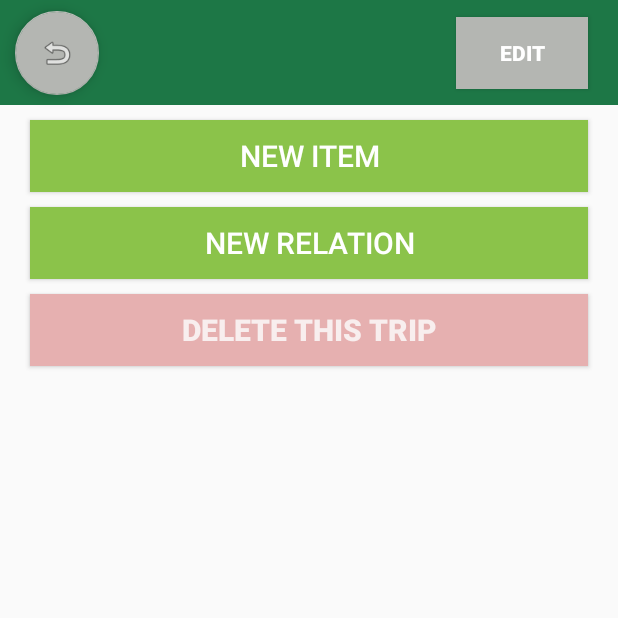
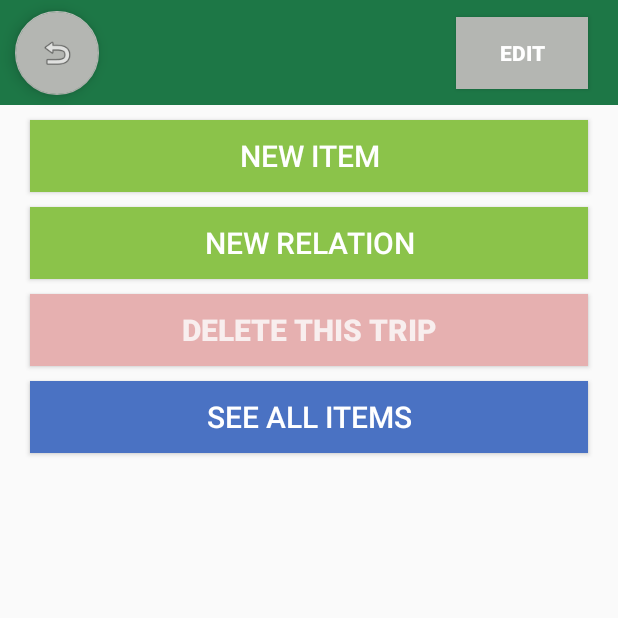
Before and after one commit to JerzyJerzu/PackIt, an Android app: the AcitivityInsideTrip screen opened directly, with no data from a screen before it, on a phone screen of 412 x 824 dp, the top half of it. Run offline under Robolectric (Android 15) with nearby library versions, the phone set to English and light mode, and no system bars; 7 statements that could not run were skipped.

Commit message:
Added separate activity with all items in the trip

```diff
--- a/app/src/main/AndroidManifest.xml
+++ b/app/src/main/AndroidManifest.xml
@@ -26,6 +26,7 @@
         <activity android:name=".AcitivityEditRelation" />
         <activity android:name=".AcitivityInsideTrip" />
         <activity android:name=".AcitivitySeeRelation" />
+        <activity android:name=".AcitivityMainItemsList" />
     </application>
 
 </manifest>
--- a/app/src/main/java/com/example/packit/AcitivityEditItem.java
+++ b/app/src/main/java/com/example/packit/AcitivityEditItem.java
@@ -20,7 +20,6 @@ public class AcitivityEditItem extends AppCompatActivity {
     private Item selectedItem;
     private Trip selectedTrip;
     private ListView TagsListView;
-    @SuppressLint("MissingInflatedId")
     @Override
     protected void onCreate(Bundle savedInstanceState) {
         super.onCreate(savedInstanceState);
--- a/app/src/main/java/com/example/packit/AcitivityInsideTrip.java
+++ b/app/src/main/java/com/example/packit/AcitivityInsideTrip.java
@@ -15,6 +15,7 @@ public class AcitivityInsideTrip extends AppCompatActivity{
     private Button newItem;
     private Button newRelation;
     private Button DeleteTrip;
+    private Button seeAllItemsButton;
     private Button edit;
     private Trip selectedTrip;
     private ListView TagsListView;
@@ -25,20 +26,23 @@ public class AcitivityInsideTrip extends AppCompatActivity{
         super.onCreate(savedInstanceState);
         setContentView(R.layout.activity_inside_trip);
 
+        selectedTrip = Trip.getTripForID(getIntent().getIntExtra(Trip.TRIP_EDIT_EXTRA, -1));
+
+        initWidgets();
+        setOnClickListeners();
+        setTagAdapter();
+        loadFromDBToMemory();
+    }
+    private void initWidgets()
+    {
+        seeAllItemsButton = findViewById(R.id.SeeAllItems);
         TagsListView = findViewById(R.id.TagsList);
         DeleteTrip = findViewById(R.id.deleteTrip);
         back = findViewById(R.id.back2main);
         newItem = findViewById(R.id.NewItemButton);
         newRelation = findViewById(R.id.NewRelationButton);
         edit = findViewById(R.id.editTripButton);
-
-        selectedTrip = Trip.getTripForID(getIntent().getIntExtra(Trip.TRIP_EDIT_EXTRA, -1));
-
-        setOnClickListeners();
-        setTagAdapter();
-        loadFromDBToMemory();
     }
-
     private void setOnClickListeners()
     {
         edit.setOnClickListener(new View.OnClickListener() {
@@ -57,6 +61,16 @@ public class AcitivityInsideTrip extends AppCompatActivity{
                 Intent previousIntent = getIntent();
                 int passedID = previousIntent.getIntExtra(Trip.TRIP_EDIT_EXTRA, -1);
                 Intent intent = new Intent(AcitivityInsideTrip.this, AcitivityEditRelation.class);
+                intent.putExtra(Trip.TRIP_EDIT_EXTRA, passedID);
+                startActivity(intent);
+            }
+        });
+        seeAllItemsButton.setOnClickListener(new View.OnClickListener() {
+            @Override
+            public void onClick(View view) {
+                Intent previousIntent = getIntent();
+                int passedID = previousIntent.getIntExtra(Trip.TRIP_EDIT_EXTRA, -1);
+                Intent intent = new Intent(AcitivityInsideTrip.this, AcitivityMainItemsList.class);
                 intent.putExtra(Trip.TRIP_EDIT_EXTRA, passedID);
                 startActivity(intent);
             }
--- a/app/src/main/res/layout/activity_inside_trip.xml
+++ b/app/src/main/res/layout/activity_inside_trip.xml
@@ -117,17 +117,31 @@
             app:layout_constraintEnd_toEndOf="parent"
             app:layout_constraintStart_toStartOf="parent"
             app:layout_constraintTop_toBottomOf="@+id/NewRelationButton" />
+        <Button
+            android:id="@+id/SeeAllItems"
+            android:layout_width="0dp"
+            android:layout_height="wrap_content"
+            android:layout_marginStart="20dp"
+            android:layout_marginTop="10dp"
+            android:layout_marginEnd="20dp"
+            android:background="#4A72C3"
+            android:text="See All Items"
+            android:textSize="20sp"
+            android:textColor="@color/white"
+            app:layout_constraintEnd_toEndOf="parent"
+            app:layout_constraintStart_toStartOf="parent"
+            app:layout_constraintTop_toBottomOf="@+id/deleteTrip" />
 
         <ListView
             android:id="@+id/TagsList"
             android:layout_width="match_parent"
-            android:layout_height="400dp"
+            android:layout_height="200dp"
             android:layout_marginStart="20dp"
             android:layout_marginEnd="20dp"
             android:layout_marginBottom="10dp"
             app:layout_constraintBottom_toBottomOf="parent"
             app:layout_constraintEnd_toEndOf="parent"
-            app:layout_constraintStart_toStartOf="@+id/deleteTrip"
-            app:layout_constraintTop_toBottomOf="@+id/deleteTrip" />
+            app:layout_constraintStart_toStartOf="parent"
+            app:layout_constraintTop_toBottomOf="@+id/SeeAllItems" />
 
 </androidx.constraintlayout.widget.ConstraintLayout>
```
Also changed, not shown: app/src/main/java/com/example/packit/AcitivityMainItemsList.java (+76 -1 lines), app/src/main/res/layout/activity_see_items.xml (added, +47 -0 lines).
